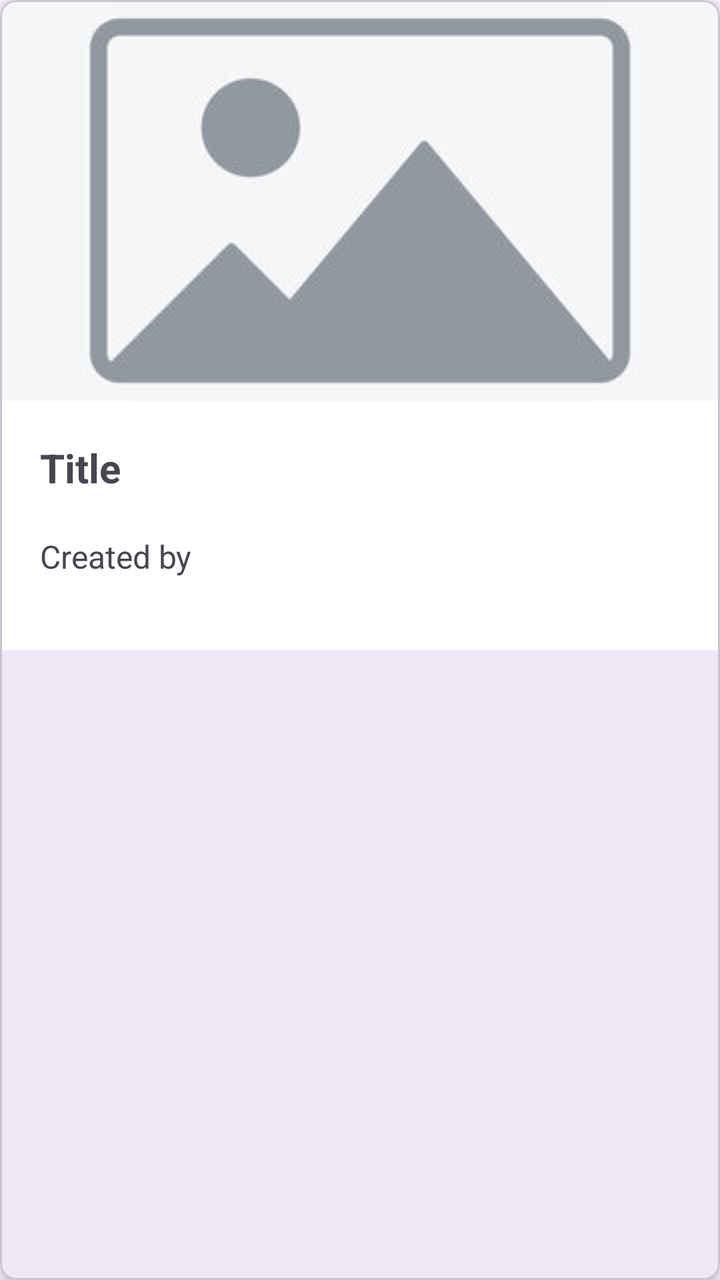
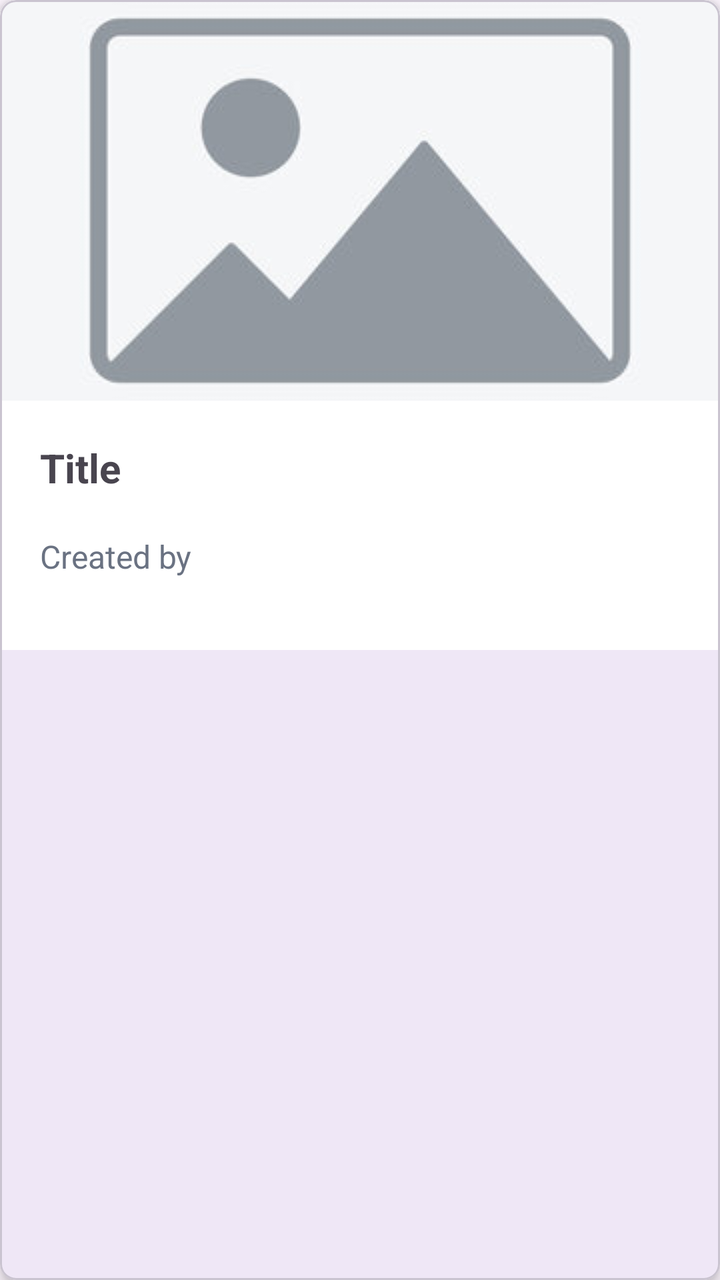

Before-and-after screenshots of an Android layout around one commit, followed by the original layout XML and the change that was made.
<!-- AndroidManifest.xml: application theme Theme.Plateful -->
<!-- res/layout/recipe_row_layout.xml -->
<?xml version="1.0" encoding="utf-8"?>
<com.google.android.material.card.MaterialCardView xmlns:android="http://schemas.android.com/apk/res/android"
    xmlns:app="http://schemas.android.com/apk/res-auto"
    android:layout_width="match_parent"
    android:layout_height="wrap_content"
    android:layout_margin="8dp"
    app:cardCornerRadius="8dp"
    app:cardElevation="4dp">

    <androidx.constraintlayout.widget.ConstraintLayout
        android:layout_width="match_parent"
        android:layout_height="wrap_content"
        android:background="@color/white"
        android:paddingBottom="16dp">

        <com.google.android.material.imageview.ShapeableImageView
            android:id="@+id/recipe_image_view"
            android:layout_width="0dp"
            android:layout_height="200dp"
            android:layout_marginBottom="4dp"
            android:contentDescription="@string/title"
            android:scaleType="centerCrop"
            app:layout_constraintBottom_toBottomOf="parent"
            app:layout_constraintEnd_toEndOf="parent"
            app:layout_constraintHorizontal_bias="0.0"
            app:layout_constraintStart_toStartOf="parent"
            app:layout_constraintTop_toTopOf="parent"
            app:layout_constraintVertical_bias="0.003"
            app:srcCompat="@drawable/image_placeholder" />

        <com.google.android.material.textview.MaterialTextView
            android:id="@+id/recipe_title_text_view"
            android:layout_width="0dp"
            android:layout_height="wrap_content"
            android:layout_marginStart="20dp"
            android:layout_marginTop="20dp"
            android:text="@string/title"
            android:textSize="20sp"
            android:textStyle="bold"
            app:layout_constraintStart_toStartOf="parent"
            app:layout_constraintTop_toBottomOf="@+id/recipe_image_view" />

        <com.google.android.material.textview.MaterialTextView
            android:id="@+id/recipe_creator_text_view"
            android:layout_width="wrap_content"
            android:layout_height="wrap_content"
            android:layout_marginTop="20dp"
            android:layout_marginBottom="20dp"
            android:text="@string/created_by"
            android:textSize="16sp"
            app:layout_constraintBottom_toBottomOf="parent"
            app:layout_constraintStart_toStartOf="@+id/recipe_title_text_view"
            app:layout_constraintTop_toBottomOf="@+id/recipe_title_text_view" />

    </androidx.constraintlayout.widget.ConstraintLayout>

</com.google.android.material.card.MaterialCardView>
<!-- resources referenced by this layout -->
<resources>
  <color name="white">#FFFFFFFF</color>
  <!-- drawable image_placeholder: jpg bitmap (drawable, 10448 bytes) -->
  <string name="created_by">Created by</string>
  <string name="title">Title</string>
  <style name="Theme.Plateful" parent="Base.Theme.Plateful" />
  <style name="Base.Theme.Plateful" parent="Theme.Material3.DayNight.NoActionBar">
          
          
      </style>
</resources>

<!-- the commit's change to res/layout/recipe_row_layout.xml (unified diff, before → after) -->
@@ -48,6 +48,7 @@
             android:layout_marginBottom="20dp"
             android:text="@string/created_by"
             android:textSize="16sp"
+            android:textColor="@color/lightGray"
             app:layout_constraintBottom_toBottomOf="parent"
             app:layout_constraintStart_toStartOf="@+id/recipe_title_text_view"
             app:layout_constraintTop_toBottomOf="@+id/recipe_title_text_view" />
<!-- resource entries referenced after the edit -->
@@ -1,5 +1,6 @@
 <!-- resources referenced by this layout -->
 <resources>
+  <color name="lightGray">#6a7282</color>
   <color name="white">#FFFFFFFF</color>
   <!-- drawable image_placeholder: jpg bitmap (drawable, 10448 bytes) -->
   <string name="created_by">Created by</string>
